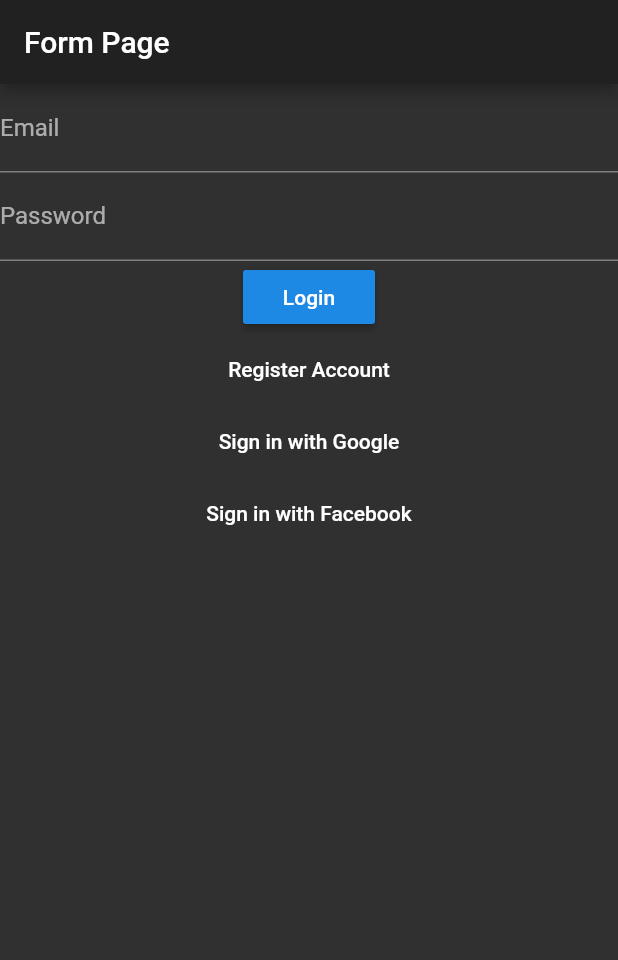
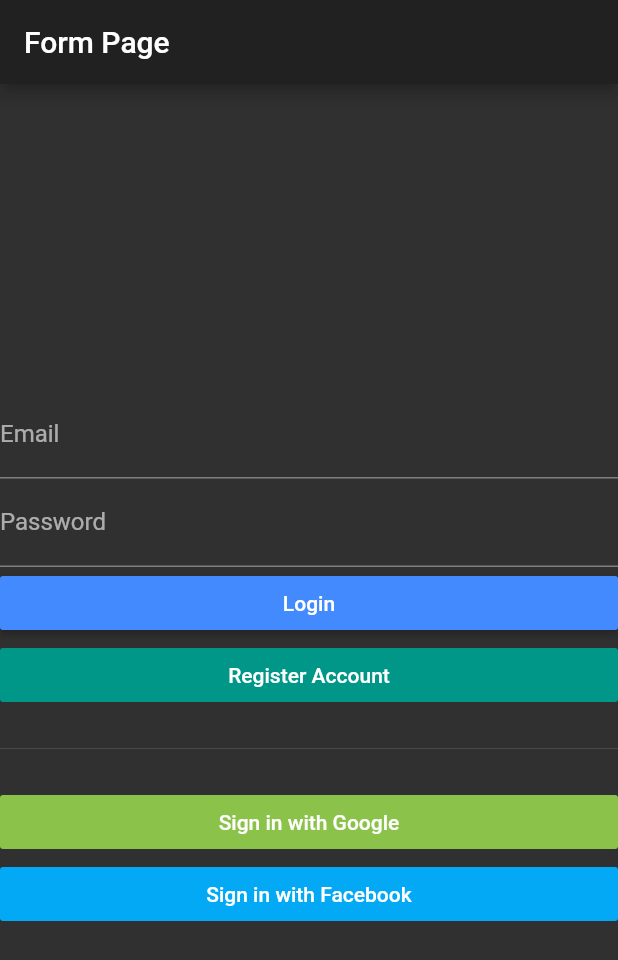
Before and after one commit to tensor-programming/firebase_auth_example_stream, a Flutter app: the screen it shows after launch, on a phone screen of 412 x 824 dp. Shown: the top 960 px of the screen. Run offline on Flutter 3.47's test engine with Material 2 defaults, Android fonts, the phone set to English and light mode, and no system bars; our stand-ins replace firebase_auth, google_sign_in; missing offline and left inert: flutter_facebook_login; accounts and stored records are empty.

Commit message:
add some aesthetics

```diff
--- a/lib/auth.dart
+++ b/lib/auth.dart
@@ -67,7 +67,7 @@ class Auth implements BaseAuth {
 
   @override
   Future<void> signOut() {
-    return FirebaseAuth.instance.signOut();
+    return _firebaseAuth.signOut();
   }
 
   @override
--- a/lib/main.dart
+++ b/lib/main.dart
@@ -29,7 +29,11 @@ class MyHomePage extends StatelessWidget {
       builder: (context, AsyncSnapshot<String> snapshot) {
         if (snapshot.connectionState == ConnectionState.active) {
           final bool loggedIn = snapshot.hasData;
-          return loggedIn ? HomePage() : LoginPage();
+          if (loggedIn == true) {
+            return HomePage();
+          } else {
+            return LoginPage();
+          }
         }
         return CircularProgressIndicator();
       },
@@ -133,10 +137,14 @@ class _LoginPageState extends State<LoginPage> {
       appBar: AppBar(
         title: Text('Form Page'),
       ),
+      resizeToAvoidBottomPadding: false,
       body: Center(
         child: Form(
           key: formKey,
           child: Column(
+            mainAxisSize: MainAxisSize.min,
+            mainAxisAlignment: MainAxisAlignment.center,
+            crossAxisAlignment: CrossAxisAlignment.stretch,
             children: buildInputs() + buildButtons(),
           ),
         ),
@@ -165,16 +173,22 @@ class _LoginPageState extends State<LoginPage> {
       return [
         RaisedButton(
           child: Text('Login'),
+          color: Colors.blueAccent,
           onPressed: submit,
         ),
         FlatButton(
           child: Text('Register Account'),
+          color: Colors.teal,
           onPressed: () {
             switchFormState('register');
           },
         ),
+        Divider(
+          height: 50.0,
+        ),
         FlatButton(
           child: Text("Sign in with Google"),
+          color: Colors.lightGreen,
           onPressed: () async {
             try {
               final _auth = Provider.of(context).auth;
@@ -187,6 +201,7 @@ class _LoginPageState extends State<LoginPage> {
         ),
         FlatButton(
           child: Text('Sign in with Facebook'),
+          color: Colors.lightBlue,
           onPressed: () async {
             try {
               final _auth = Provider.of(context).auth;
@@ -202,10 +217,12 @@ class _LoginPageState extends State<LoginPage> {
       return [
         RaisedButton(
           child: Text('Create Account'),
+          color: Colors.blueAccent,
           onPressed: submit,
         ),
         FlatButton(
           child: Text('Go to Login'),
+          color: Colors.teal,
           onPressed: () {
             switchFormState('login');
           },
```
